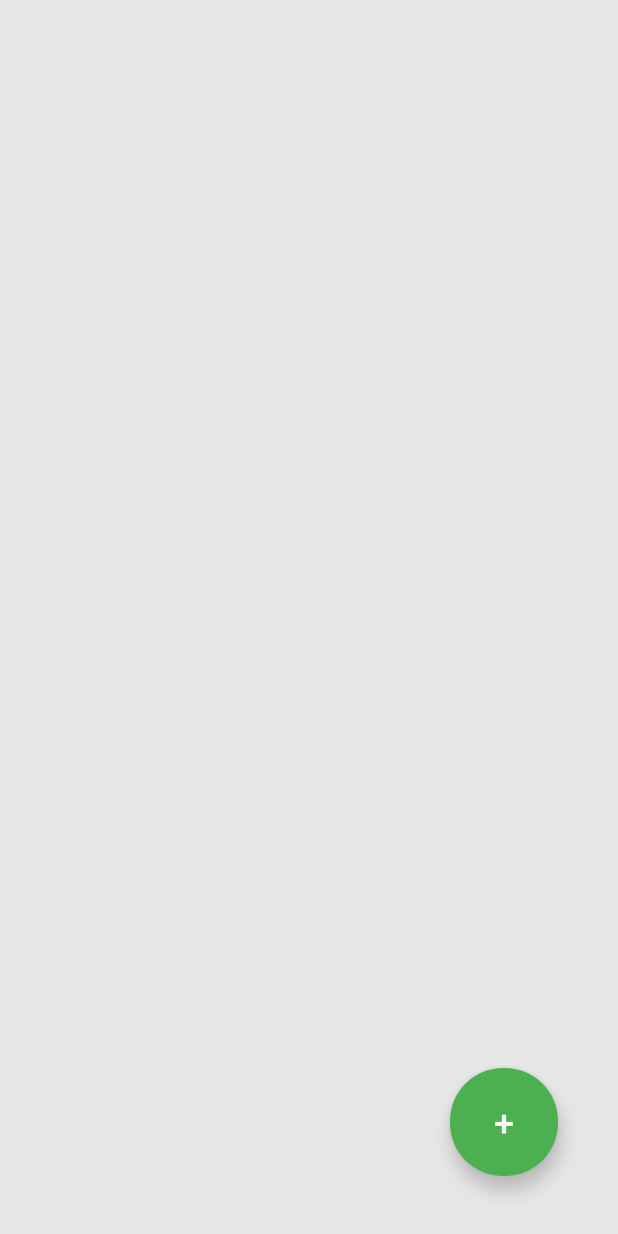
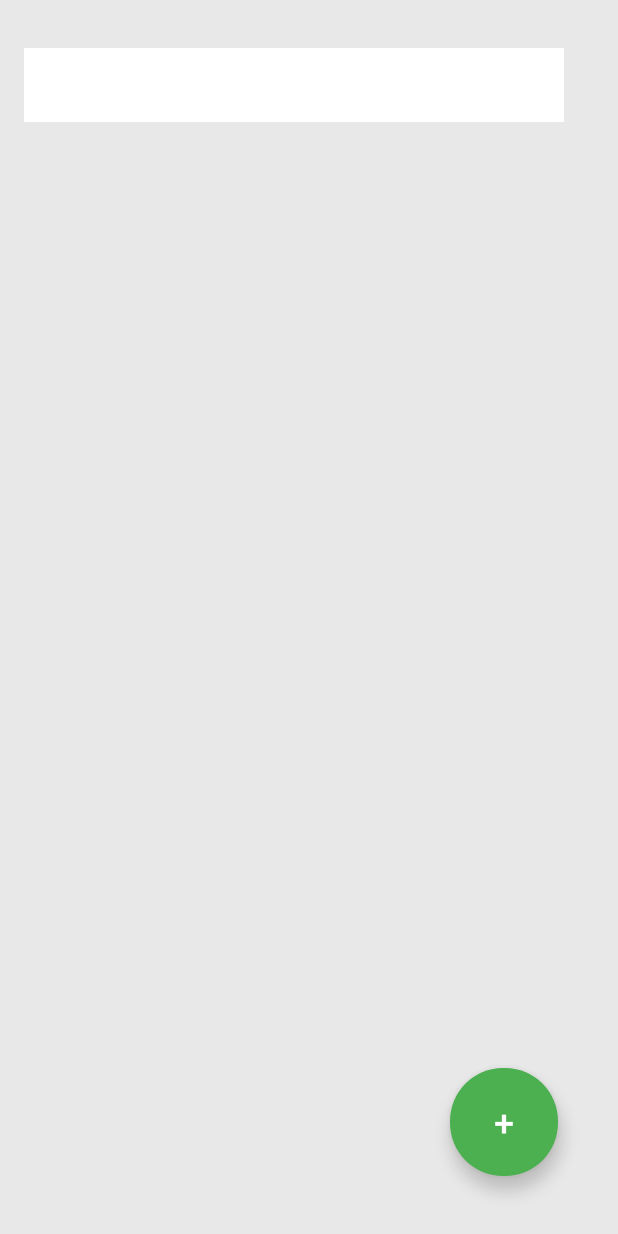
Before and after one commit to Soneech/Notes, an Android app: the screen it shows after launch (MainActivity), on a phone screen of 412 x 824 dp. Run offline under Robolectric (Android 15) with nearby library versions, the phone set to English and light mode, and no system bars.

Commit message:
almost workspace

```diff
--- a/app/src/main/res/layout/activity_main.xml
+++ b/app/src/main/res/layout/activity_main.xml
@@ -5,8 +5,16 @@
     android:id="@+id/Layout"
     android:layout_width="match_parent"
     android:layout_height="match_parent"
-    android:background="#E6E6E6"
+    android:background="@color/white"
     tools:context=".MainActivity">
+
+    <androidx.constraintlayout.widget.ConstraintLayout
+        android:id="@+id/mainPage"
+        android:layout_width="match_parent"
+        android:layout_height="match_parent"
+        android:background="@color/grey"
+        app:layout_constraintStart_toStartOf="parent"
+        app:layout_constraintTop_toTopOf="parent">
 
         <com.google.android.material.button.MaterialButton
             android:id="@+id/addNoteBtn"
@@ -16,12 +24,35 @@
             android:layout_marginEnd="40dp"
             android:layout_marginBottom="40dp"
             android:text="@string/add_note_btn"
-        android:textColor="#FFFFFF"
+            android:textColor="@color/white"
             android:textSize="24sp"
-        app:backgroundTint="#4CAF50"
+            app:backgroundTint="@color/green"
             app:cornerRadius="35dp"
             app:layout_constraintBottom_toBottomOf="parent"
             app:layout_constraintEnd_toEndOf="parent"
             tools:ignore="TextContrastCheck" />
 
+        <TextView
+            android:id="@+id/noteView"
+            android:layout_width="360dp"
+            android:layout_height="49dp"
+            android:layout_marginStart="16dp"
+            android:layout_marginTop="32dp"
+            android:background="@color/white"
+            android:textSize="24sp"
+            app:layout_constraintStart_toStartOf="parent"
+            app:layout_constraintTop_toTopOf="parent" />
+
     </androidx.constraintlayout.widget.ConstraintLayout>
+
+    <FrameLayout
+        android:id="@+id/noteBody"
+        android:layout_width="match_parent"
+        android:layout_height="wrap_content"
+        android:background="@color/white"
+        app:layout_constraintStart_toStartOf="parent"
+        app:layout_constraintTop_toTopOf="parent">
+
+    </FrameLayout>
+
+</androidx.constraintlayout.widget.ConstraintLayout>
--- a/app/src/main/res/values/colors.xml
+++ b/app/src/main/res/values/colors.xml
@@ -8,4 +8,5 @@
     <color name="black">#FF000000</color>
     <color name="white">#FFFFFFFF</color>
     <color name="green">#4CAF50</color>
+    <color name="grey">#E8E8E8</color>
 </resources>
--- a/app/src/main/res/values/strings.xml
+++ b/app/src/main/res/values/strings.xml
@@ -3,4 +3,7 @@
     <string name="add_note_btn">+</string>
     <!-- TODO: Remove or change this placeholder text -->
     <string name="hello_blank_fragment">Hello blank fragment</string>
+    <string name="note_title">Note title</string>
+    <string name="note_hint">note</string>
+    <string name="mark">✔</string>
 </resources>
```
Also changed, not shown: app/src/main/java/com/example/notes/MainActivity.java (+31 -7 lines), app/src/main/java/com/example/notes/NoteWindow.java (+37 -26 lines), app/src/main/res/layout/fragment_note_window.xml (+53 -6 lines). Lines whose indentation alone changed are shown as unchanged.
